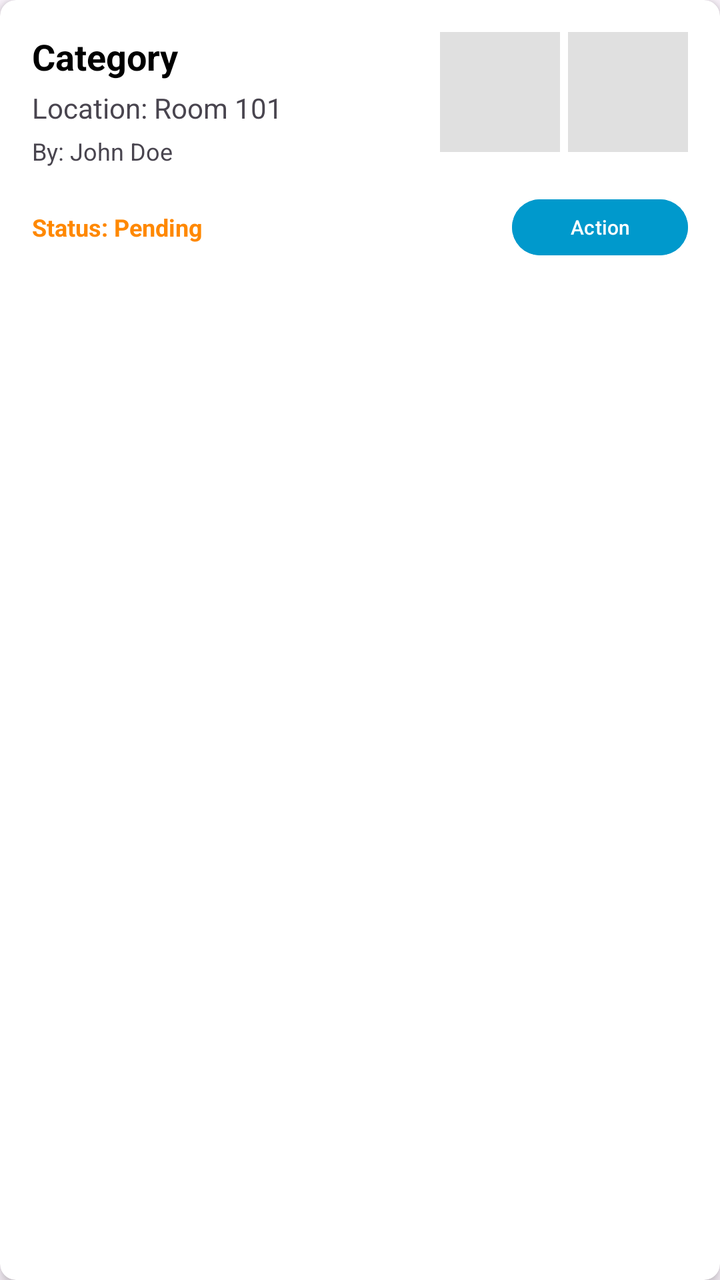
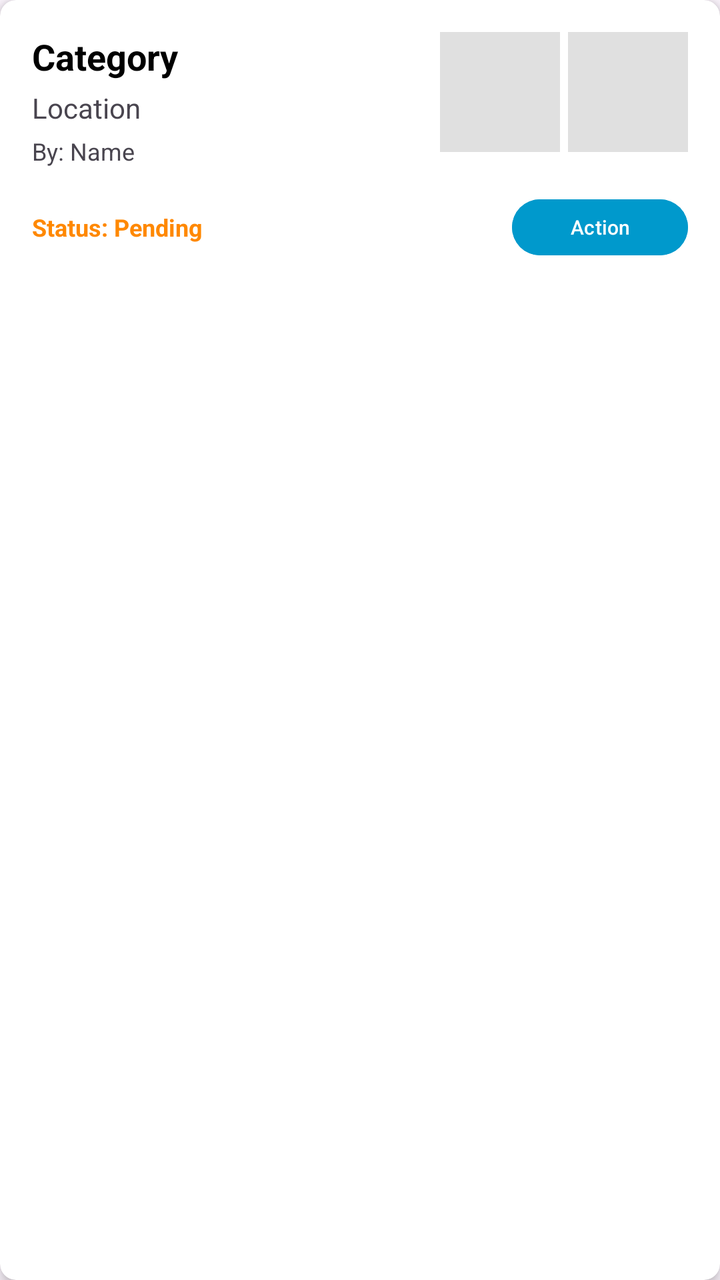

The first picture is an Android layout as it rendered before a commit; the second is the same layout after the commit. The layout source and the unified diff follow.
<!-- AndroidManifest.xml: application theme Theme.CampusCare -->
<!-- res/layout/item_complaint.xml -->
<?xml version="1.0" encoding="utf-8"?>
<androidx.cardview.widget.CardView
    xmlns:android="http://schemas.android.com/apk/res/android"
    xmlns:app="http://schemas.android.com/apk/res-auto"
    android:layout_width="match_parent"
    android:layout_height="wrap_content"
    android:layout_margin="8dp"
    app:cardCornerRadius="8dp"
    app:cardElevation="4dp">

    <LinearLayout
        android:layout_width="match_parent"
        android:layout_height="wrap_content"
        android:orientation="vertical"
        android:padding="16dp">

        <LinearLayout
            android:layout_width="match_parent"
            android:layout_height="wrap_content"
            android:orientation="horizontal">

            <LinearLayout
                android:layout_width="0dp"
                android:layout_height="wrap_content"
                android:layout_weight="1"
                android:orientation="vertical">

                <TextView
                    android:id="@+id/tvCategory"
                    android:layout_width="match_parent"
                    android:layout_height="wrap_content"
                    android:text="Category"
                    android:textSize="18sp"
                    android:textStyle="bold"
                    android:textColor="@android:color/black"/>

                <TextView
                    android:id="@+id/tvLocation"
                    android:layout_width="match_parent"
                    android:layout_height="wrap_content"
                    android:text="Location: Room 101"
                    android:textSize="14sp"
                    android:layout_marginTop="4dp"/>

                <TextView
                    android:id="@+id/tvReporter"
                    android:layout_width="match_parent"
                    android:layout_height="wrap_content"
                    android:text="By: John Doe"
                    android:textSize="12sp"
                    android:layout_marginTop="4dp"/>
            </LinearLayout>

            
            <ImageView
                android:id="@+id/imgComplaintItem"
                android:layout_width="60dp"
                android:layout_height="60dp"
                android:scaleType="centerCrop"
                android:background="#E0E0E0"
                android:layout_marginStart="4dp"/>

            
            <ImageView
                android:id="@+id/imgResolutionItem"
                android:layout_width="60dp"
                android:layout_height="60dp"
                android:scaleType="centerCrop"
                android:background="#E0E0E0"
                android:layout_marginStart="4dp"/>
        </LinearLayout>

        <LinearLayout
            android:layout_width="match_parent"
            android:layout_height="wrap_content"
            android:orientation="horizontal"
            android:layout_marginTop="12dp"
            android:gravity="center_vertical">

            <TextView
                android:id="@+id/tvStatus"
                android:layout_width="0dp"
                android:layout_height="wrap_content"
                android:layout_weight="1"
                android:text="Status: Pending"
                android:textSize="12sp"
                android:textStyle="bold"
                android:textColor="@android:color/holo_orange_dark"/>

            <Button
                android:id="@+id/btnAction"
                android:layout_width="wrap_content"
                android:layout_height="36dp"
                android:text="Action"
                android:textSize="10sp"
                android:backgroundTint="@android:color/holo_blue_dark"/>
        </LinearLayout>

    </LinearLayout>
</androidx.cardview.widget.CardView>
<!-- resources referenced by this layout -->
<resources>
  <style name="Theme.CampusCare" parent="Base.Theme.CampusCare" />
  <style name="Base.Theme.CampusCare" parent="Theme.Material3.DayNight.NoActionBar">
          
          
      </style>
</resources>

<!-- the commit's change to res/layout/item_complaint.xml (unified diff, before → after) -->
@@ -38,7 +38,7 @@
                     android:id="@+id/tvLocation"
                     android:layout_width="match_parent"
                     android:layout_height="wrap_content"
-                    android:text="Location: Room 101"
+                    android:text="Location"
                     android:textSize="14sp"
                     android:layout_marginTop="4dp"/>
 
@@ -46,12 +46,11 @@
                     android:id="@+id/tvReporter"
                     android:layout_width="match_parent"
                     android:layout_height="wrap_content"
-                    android:text="By: John Doe"
+                    android:text="By: Name"
                     android:textSize="12sp"
                     android:layout_marginTop="4dp"/>
             </LinearLayout>
 
-            
             <ImageView
                 android:id="@+id/imgComplaintItem"
                 android:layout_width="60dp"
@@ -60,7 +59,6 @@
                 android:background="#E0E0E0"
                 android:layout_marginStart="4dp"/>
 
-            
             <ImageView
                 android:id="@+id/imgResolutionItem"
                 android:layout_width="60dp"
